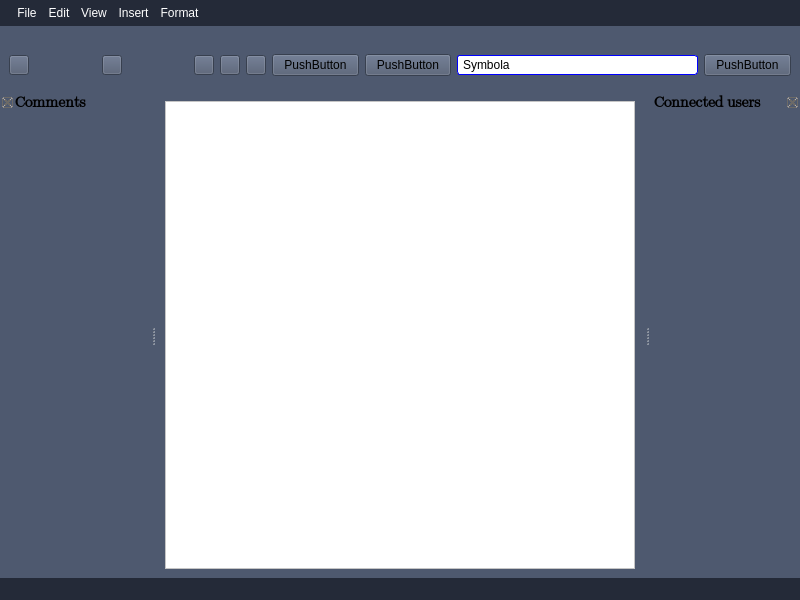
Qt form src/client/gui/ui/texteditor.ui (aleoli/Shared-Editor) before a commit.
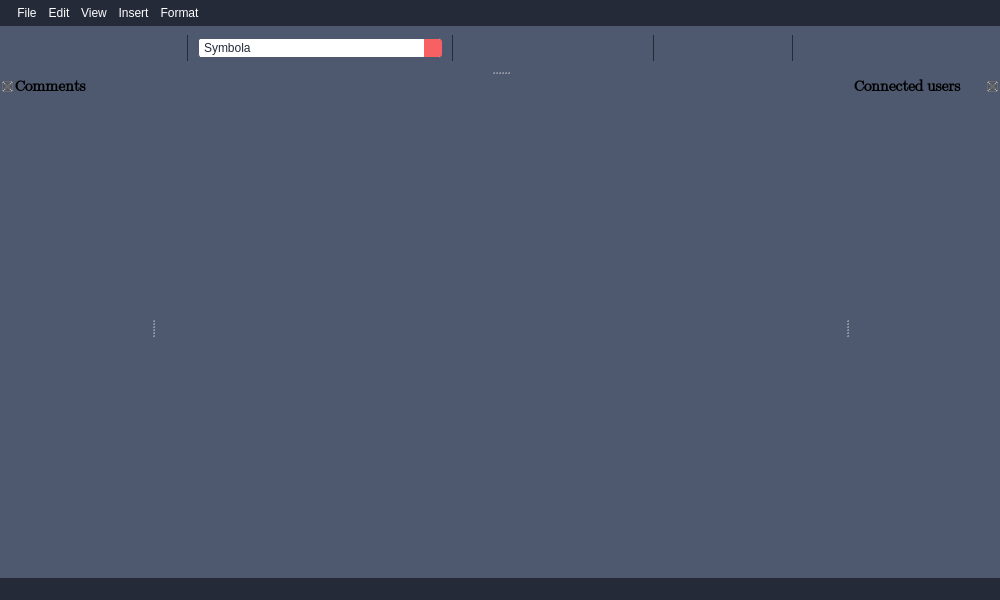
The same form after that commit. Icons and pictures are not drawn.

```diff
--- a/src/client/gui/ui/texteditor.ui
+++ b/src/client/gui/ui/texteditor.ui
@@ -6,7 +6,7 @@
    <rect>
     <x>0</x>
     <y>0</y>
-    <width>800</width>
+    <width>1000</width>
     <height>600</height>
    </rect>
   </property>
@@ -17,25 +17,23 @@
    <string notr="true">background-color: #4E596F;</string>
   </property>
   <widget class="QWidget" name="centralwidget">
-   <layout class="QVBoxLayout" name="verticalLayout">
-    <item>
-     <widget class="QTextEdit" name="textEdit_main">
-      <property name="styleSheet">
-       <string notr="true">background-color: white;</string>
-      </property>
-     </widget>
-    </item>
-   </layout>
+   <layout class="QVBoxLayout" name="verticalLayout"/>
   </widget>
   <widget class="QMenuBar" name="menubar">
    <property name="geometry">
     <rect>
      <x>0</x>
      <y>0</y>
-     <width>800</width>
+     <width>1000</width>
      <height>32</height>
     </rect>
    </property>
+   <property name="minimumSize">
+    <size>
+     <width>0</width>
+     <height>0</height>
+    </size>
+   </property>
    <property name="layoutDirection">
     <enum>Qt::LeftToRight</enum>
    </property>
@@ -494,10 +492,19 @@
    </property>
    <property name="minimumSize">
     <size>
-     <width>657</width>
-     <height>60</height>
+     <width>1000</width>
+     <height>44</height>
     </size>
    </property>
+   <property name="maximumSize">
+    <size>
+     <width>524287</width>
+     <height>50</height>
+    </size>
+   </property>
+   <property name="layoutDirection">
+    <enum>Qt::LeftToRight</enum>
+   </property>
    <property name="styleSheet">
     <string notr="true">QDockWidget{
 	border: 5px solid red;
@@ -508,7 +515,7 @@
 }</string>
    </property>
    <property name="features">
-    <set>QDockWidget::NoDockWidgetFeatures</set>
+    <set>QDockWidget::DockWidgetVerticalTitleBar</set>
    </property>
    <property name="allowedAreas">
     <set>Qt::NoDockWidgetArea</set>
@@ -522,15 +529,36 @@
       <widget class="QPushButton" name="btn_undo">
        <property name="maximumSize">
         <size>
-         <width>20</width>
-         <height>20</height>
+         <width>25</width>
+         <height>25</height>
         </size>
        </property>
        <property name="toolTip">
         <string>undo</string>
        </property>
        <property name="styleSheet">
-        <string notr="true">QToolTip{
+        <string notr="true">QPushButton:focus {
+   border: none;
+   outline: none;
+}
+
+QPushButton {
+	background: none;
+    border-width: 0px;
+    border-radius: 3px;
+    border-color: #f76163;
+    padding-right: 2px;
+}
+
+QPushButton:hover {
+background: #242A38;
+}
+
+QPushButton:pressed {
+background: #f76163;
+}
+
+QToolTip{
 	background: none;
 	margin-left: 0px;
 	margin-right: 0px;
@@ -543,6 +571,12 @@
         <iconset resource="resources/res.qrc">
          <normaloff>:/res/text-editor/undo.png</normaloff>:/res/text-editor/undo.png</iconset>
        </property>
+       <property name="iconSize">
+        <size>
+         <width>20</width>
+         <height>20</height>
+        </size>
+       </property>
        <property name="shortcut">
         <string>Ctrl+Z</string>
        </property>
@@ -557,7 +591,7 @@
        </property>
       </widget>
      </item>
-     <item alignment="Qt::AlignLeft">
+     <item>
       <widget class="QPushButton" name="btn_redo">
        <property name="sizePolicy">
         <sizepolicy hsizetype="Minimum" vsizetype="Minimum">
@@ -567,8 +601,8 @@
        </property>
        <property name="maximumSize">
         <size>
-         <width>20</width>
-         <height>20</height>
+         <width>25</width>
+         <height>25</height>
         </size>
        </property>
        <property name="sizeIncrement">
@@ -584,7 +618,28 @@
         <string>redo</string>
        </property>
        <property name="styleSheet">
-        <string notr="true">QToolTip{
+        <string notr="true">QPushButton:focus {
+   border: none;
+   outline: none;
+}
+
+QPushButton {
+	background: none;
+    border-width: 0px;
+    border-radius: 3px;
+    border-color: #f76163;
+    padding-left: 2px;
+}
+
+QPushButton:hover {
+background: #242A38;
+}
+
+QPushButton:pressed {
+background: #f76163;
+}
+
+QToolTip{
 	background: none;
 	margin-left: 0px;
 	margin-right: 0px;
@@ -597,6 +652,12 @@
         <iconset resource="resources/res.qrc">
          <normaloff>:/res/text-editor/redo.png</normaloff>:/res/text-editor/redo.png</iconset>
        </property>
+       <property name="iconSize">
+        <size>
+         <width>20</width>
+         <height>20</height>
+        </size>
+       </property>
        <property name="shortcut">
         <string>Ctrl+Shift+Z</string>
        </property>
@@ -612,15 +673,35 @@
       <widget class="QPushButton" name="btn_cut">
        <property name="maximumSize">
         <size>
-         <width>20</width>
-         <height>20</height>
+         <width>25</width>
+         <height>25</height>
         </size>
        </property>
        <property name="toolTip">
         <string>cut</string>
        </property>
        <property name="styleSheet">
-        <string notr="true">QToolTip{
+        <string notr="true">QPushButton:focus {
+   border: none;
+   outline: none;
+}
+
+QPushButton {
+	background: none;
+    border-width: 0px;
+    border-radius: 3px;
+    border-color: #f76163;
+}
+
+QPushButton:hover {
+background: #242A38;
+}
+
+QPushButton:pressed {
+background: #f76163;
+}
+
+QToolTip{
 	background: none;
 	margin-left: 0px;
 	margin-right: 0px;
@@ -633,21 +714,47 @@
         <iconset resource="resources/res.qrc">
          <normaloff>:/res/text-editor/cut.png</normaloff>:/res/text-editor/cut.png</iconset>
        </property>
+       <property name="iconSize">
+        <size>
+         <width>20</width>
+         <height>20</height>
+        </size>
+       </property>
       </widget>
      </item>
      <item>
       <widget class="QPushButton" name="btn_copy">
        <property name="maximumSize">
         <size>
-         <width>20</width>
-         <height>20</height>
+         <width>25</width>
+         <height>25</height>
         </size>
        </property>
        <property name="toolTip">
         <string>copy</string>
        </property>
        <property name="styleSheet">
-        <string notr="true">QToolTip{
+        <string notr="true">QPushButton:focus {
+   border: none;
+   outline: none;
+}
+
+QPushButton {
+	background: none;
+    border-width: 0px;
+    border-radius: 3px;
+    border-color: #f76163;
+}
+
+QPushButton:hover {
+background: #242A38;
+}
+
+QPushButton:pressed {
+background: #f76163;
+}
+
+QToolTip{
 	background: none;
 	margin-left: 0px;
 	margin-right: 0px;
@@ -660,21 +767,47 @@
         <iconset resource="resources/res.qrc">
          <normaloff>:/res/text-editor/copy.png</normaloff>:/res/text-editor/copy.png</iconset>
        </property>
+       <property name="iconSize">
+        <size>
+         <width>20</width>
+         <height>20</height>
+        </size>
+       </property>
       </widget>
      </item>
      <item>
       <widget class="QPushButton" name="btn_paste">
        <property name="maximumSize">
         <size>
-         <width>20</width>
-         <height>20</height>
+         <width>25</width>
+         <height>25</height>
         </size>
        </property>
        <property name="toolTip">
         <string>paste</string>
        </property>
        <property name="styleSheet">
-        <string notr="true">QToolTip{
+        <string notr="true">QPushButton:focus {
+   border: none;
+   outline: none;
+}
+
+QPushButton {
+	background: none;
+    border-width: 0px;
+    border-radius: 3px;
+    border-color: #f76163;
+}
+
+QPushButton:hover {
+background: #242A38;
+}
+
+QPushButton:pressed {
+background: #f76163;
+}
+
+QToolTip{
 	background: none;
 	margin-left: 0px;
 	margin-right: 0px;
@@ -687,90 +820,241 @@
         <iconset resource="resources/res.qrc">
          <normaloff>:/res/text-editor/paste.png</normaloff>:/res/text-editor/paste.png</iconset>
        </property>
-      </widget>
-     </item>
-     <item>
-      <widget class="QPushButton" name="pushButton_6">
-       <property name="text">
-        <string>PushButton</string>
+       <property name="iconSize">
+        <size>
+         <width>20</width>
+         <height>20</height>
+        </size>
        </property>
       </widget>
      </item>
      <item>
-      <widget class="QPushButton" name="pushButton_4">
+      <widget class="QLabel" name="label_separatorL">
+       <property name="maximumSize">
+        <size>
+         <width>20</width>
+         <height>16777215</height>
+        </size>
+       </property>
+       <property name="palette">
+        <palette>
+         <active>
+          <colorrole role="WindowText">
+           <brush brushstyle="SolidPattern">
+            <color alpha="255">
+             <red>36</red>
+             <green>42</green>
+             <blue>56</blue>
+            </color>
+           </brush>
+          </colorrole>
+          <colorrole role="Button">
+           <brush brushstyle="SolidPattern">
+            <color alpha="255">
+             <red>78</red>
+             <green>89</green>
+             <blue>111</blue>
+            </color>
+           </brush>
+          </colorrole>
+          <colorrole role="Base">
+           <brush brushstyle="SolidPattern">
+            <color alpha="255">
+             <red>78</red>
+             <green>89</green>
+             <blue>111</blue>
+            </color>
+           </brush>
+          </colorrole>
+          <colorrole role="Window">
+           <brush brushstyle="SolidPattern">
+            <color alpha="255">
+             <red>78</red>
+             <green>89</green>
+             <blue>111</blue>
+            </color>
+           </brush>
+          </colorrole>
+         </active>
+         <inactive>
+          <colorrole role="WindowText">
+           <brush brushstyle="SolidPattern">
+            <color alpha="255">
+             <red>36</red>
+             <green>42</green>
+             <blue>56</blue>
+            </color>
+           </brush>
+          </colorrole>
+          <colorrole role="Button">
+           <brush brushstyle="SolidPattern">
+            <color alpha="255">
+             <red>78</red>
+             <green>89</green>
+             <blue>111</blue>
+            </color>
+           </brush>
+          </colorrole>
+          <colorrole role="Base">
+           <brush brushstyle="SolidPattern">
+            <color alpha="255">
+             <red>78</red>
+             <green>89</green>
+             <blue>111</blue>
+            </color>
+           </brush>
+          </colorrole>
+          <colorrole role="Window">
+           <brush brushstyle="SolidPattern">
+            <color alpha="255">
+             <red>78</red>
+             <green>89</green>
+             <blue>111</blue>
+            </color>
+           </brush>
+          </colorrole>
+         </inactive>
+         <disabled>
+          <colorrole role="WindowText">
+           <brush brushstyle="SolidPattern">
+            <color alpha="255">
+             <red>120</red>
+             <green>120</green>
+             <blue>120</blue>
+            </color>
+           </brush>
+          </colorrole>
+          <colorrole role="Button">
+           <brush brushstyle="SolidPattern">
+            <color alpha="255">
+             <red>78</red>
+             <green>89</green>
+             <blue>111</blue>
+            </color>
+           </brush>
+          </colorrole>
+          <colorrole role="Base">
+           <brush brushstyle="SolidPattern">
+            <color alpha="255">
+             <red>78</red>
+             <green>89</green>
+             <blue>111</blue>
+            </color>
+           </brush>
+          </colorrole>
+          <colorrole role="Window">
+           <brush brushstyle="SolidPattern">
+            <color alpha="255">
+             <red>78</red>
+             <green>89</green>
+             <blue>111</blue>
+            </color>
+           </brush>
+          </colorrole>
+         </disabled>
+        </palette>
+       </property>
+       <property name="frameShape">
+        <enum>QFrame::VLine</enum>
+       </property>
        <property name="text">
-        <string>PushButton</string>
+        <string/>
+       </property>
+       <property name="textFormat">
+        <enum>Qt::AutoText</enum>
+       </property>
+       <property name="scaledContents">
+        <bool>false</bool>
+       </property>
+       <property name="alignment">
+        <set>Qt::AlignCenter</set>
+       </property>
+       <property name="wordWrap">
+        <bool>false</bool>
        </property>
       </widget>
      </item>
      <item>
       <widget class="QFontComboBox" name="fontComboBox">
        <property name="styleSheet">
-        <string notr="true">QComboBox {
-    border: 1px solid blue;
+        <string notr="true">QFontComboBox {
+    border: 1px solid  #4e596f;
     border-radius: 3px;
     padding: 1px 18px 1px 3px;
     min-width: 6em;
 	max-width: 10em;
-    color: black;
-    background-color: white;
+    color: #242A38;
+	background: #f76163;
     margin: 0 0 0 0;
 }
 
-QComboBox:editable {
+QFontComboBox:editable {
     background: white;
 }
 
-QComboBox:!editable {
-    background: qlineargradient(x1: 0, y1: 0, x2: 0, y2: 1,
+QFontComboBox:!editable {
+	background: #4e596f;
+    /*background: qlineargradient(x1: 0, y1: 0, x2: 0, y2: 1,
                                   stop: 0 rgb(51, 51, 51), stop: 0.4 rgb(39, 39, 39),
-                                  stop: 0.5 rgb(32,32,32), stop: 1.0 rgb(38,38,38));
+                                  stop: 0.5 rgb(32,32,32), stop: 1.0 rgb(38,38,38));*/
 }
 
-QComboBox::drop-down:editable {
+QFontComboBox::drop-down:editable {
+	background: #f76163;
+	margin-right: 0px;
+	padding-left: 10px;
 }
 
-QComboBox:!editable:on {
+QFontComboBox:!editable:on {
+	background: blue;
+	margin-right: 0px;
+	margin-left: 5px;
 }
 
-QComboBox::drop-down:editable:on {
+QFontComboBox::drop-down:editable:on {
+	background: #4e596f;
+	margin-right: 0px;
+	margin-left: 5px;
 }
 
-QComboBox:on { /* shift the text when the popup opens */
+QFontComboBox:on { /* shift the text when the popup opens */
     padding-top: 3px;
     padding-left: 4px;
-    background-color: rgb(80, 80, 80);
+    background-color: #4e596f;
 }
 
-QComboBox::drop-down {
+QFontComboBox::drop-down {
     subcontrol-origin: padding;
     subcontrol-position: center right;
-    width: 15px; 
-    right:3px;
+    width: 8px; 
+    right: 3px;
+	left: 1px;
     border-top-right-radius: 3px; /* same radius as the QComboBox */
     border-bottom-right-radius: 3px;
-    background:none;
+    background:#4e596f;
 }
 
-QComboBox::down-arrow {
-    background: url(:/res/text-editor/dropdown-arrow.png);
+QFontComboBox::down-arrow {    
+	background: url(:/res/text-editor/dropdown-arrow.png);
     height: 15px;
+	width: 22px;
+	padding-right: 3px;
 }
 
 QComboBox::down-arrow:on { /* shift the arrow when popup is open */
-    top: 1px;
+	top: 1px;
     left: 1px;
 }
 
 QListView#comboListView {
-    background: rgb(80, 80, 80);
-    color: rgb(220, 220, 220);
+    background: #4e596f;
+    color: white;
     min-height: 90px;
     margin: 0 0 0 0;
 }
 
 QListView#comboListView::item {
-    background-color: rgb(80, 80, 80);
+	background: #4e596f;
 }
 
 QListView#comboListView::item:hover {
@@ -785,12 +1069,1109 @@
       </widget>
      </item>
      <item>
-      <widget class="QPushButton" name="pushButton_3">
+      <widget class="QLabel" name="label_separatorCL">
+       <property name="maximumSize">
+        <size>
+         <width>20</width>
+         <height>16777215</height>
+        </size>
+       </property>
+       <property name="palette">
+        <palette>
+         <active>
+          <colorrole role="WindowText">
+           <brush brushstyle="SolidPattern">
+            <color alpha="255">
+             <red>36</red>
+             <green>42</green>
+             <blue>56</blue>
+            </color>
+           </brush>
+          </colorrole>
+          <colorrole role="Button">
+           <brush brushstyle="SolidPattern">
+            <color alpha="255">
+             <red>78</red>
+             <green>89</green>
+             <blue>111</blue>
+            </color>
+           </brush>
+          </colorrole>
+          <colorrole role="Base">
+           <brush brushstyle="SolidPattern">
+            <color alpha="255">
+             <red>78</red>
+             <green>89</green>
+             <blue>111</blue>
+            </color>
+           </brush>
+          </colorrole>
+          <colorrole role="Window">
+           <brush brushstyle="SolidPattern">
+            <color alpha="255">
+             <red>78</red>
+             <green>89</green>
+             <blue>111</blue>
+            </color>
+           </brush>
+          </colorrole>
+         </active>
+         <inactive>
+          <colorrole role="WindowText">
+           <brush brushstyle="SolidPattern">
+            <color alpha="255">
+             <red>36</red>
+             <green>42</green>
+             <blue>56</blue>
+            </color>
+           </brush>
+          </colorrole>
+          <colorrole role="Button">
+           <brush brushstyle="SolidPattern">
+            <color alpha="255">
+             <red>78</red>
+             <green>89</green>
+             <blue>111</blue>
+            </color>
+           </brush>
+          </colorrole>
+          <colorrole role="Base">
+           <brush brushstyle="SolidPattern">
+            <color alpha="255">
+             <red>78</red>
+             <green>89</green>
+             <blue>111</blue>
+            </color>
+           </brush>
+          </colorrole>
+          <colorrole role="Window">
+           <brush brushstyle="SolidPattern">
+            <color alpha="255">
+             <red>78</red>
+             <green>89</green>
+             <blue>111</blue>
+            </color>
+           </brush>
+          </colorrole>
+         </inactive>
+         <disabled>
+          <colorrole role="WindowText">
+           <brush brushstyle="SolidPattern">
+            <color alpha="255">
+             <red>120</red>
+             <green>120</green>
+             <blue>120</blue>
+            </color>
+           </brush>
+          </colorrole>
+          <colorrole role="Button">
+           <brush brushstyle="SolidPattern">
+            <color alpha="255">
+             <red>78</red>
+             <green>89</green>
+             <blue>111</blue>
+            </color>
+           </brush>
+          </colorrole>
+          <colorrole role="Base">
+           <brush brushstyle="SolidPattern">
+            <color alpha="255">
+             <red>78</red>
+             <green>89</green>
+             <blue>111</blue>
+            </color>
+           </brush>
+          </colorrole>
+          <colorrole role="Window">
+           <brush brushstyle="SolidPattern">
+            <color alpha="255">
+             <red>78</red>
+             <green>89</green>
+             <blue>111</blue>
+            </color>
+           </brush>
+          </colorrole>
+         </disabled>
+        </palette>
+       </property>
+       <property name="frameShape">
+        <enum>QFrame::VLine</enum>
+       </property>
        <property name="text">
-        <string>PushButton</string>
+        <string/>
        </property>
       </widget>
      </item>
+     <item>
+      <widget class="QPushButton" name="btn_bold">
+       <property name="maximumSize">
+        <size>
+         <width>25</width>
+         <height>25</height>
+        </size>
+       </property>
+       <property name="toolTip">
+        <string>bold</string>
+       </property>
+       <property name="styleSheet">
+        <string notr="true">QPushButton:focus {
+   border: none;
+   outline: none;
+}
+
+QPushButton {
+	background: none;
+    border-width: 0px;
+    border-radius: 3px;
+    border-color: #f76163;
+}
+
+QPushButton:hover {
+background: #242A38;
+}
+
+QPushButton:pressed {
+background: #f76163;
+}
+
+QToolTip{
+	background: none;
+	margin-left: 0px;
+	margin-right: 0px;
+}</string>
+       </property>
+       <property name="text">
+        <string/>
+       </property>
+       <property name="icon">
+        <iconset resource="resources/res.qrc">
+         <normaloff>:/res/text-editor/bold.png</normaloff>:/res/text-editor/bold.png</iconset>
+       </property>
+       <property name="iconSize">
+        <size>
+         <width>20</width>
+         <height>20</height>
+        </size>
+       </property>
+      </widget>
+     </item>
+     <item>
+      <widget class="QPushButton" name="btn_italics">
+       <property name="maximumSize">
+        <size>
+         <width>25</width>
+         <height>25</height>
+        </size>
+       </property>
+       <property name="toolTip">
+        <string>italics</string>
+       </property>
+       <property name="styleSheet">
+        <string notr="true">QPushButton:focus {
+   border: none;
+   outline: none;
+}
+
+QPushButton {
+	background: none;
+    border-width: 0px;
+    border-radius: 3px;
+    border-color: #f76163;
+}
+
+QPushButton:hover {
+background: #242A38;
+}
+
+QPushButton:pressed {
+background: #f76163;
+}
+
+QToolTip{
+	background: none;
+	margin-left: 0px;
+	margin-right: 0px;
+}</string>
+       </property>
+       <property name="text">
+        <string/>
+       </property>
+       <property name="icon">
+        <iconset resource="resources/res.qrc">
+         <normaloff>:/res/text-editor/italics.png</normaloff>:/res/text-editor/italics.png</iconset>
+       </property>
+       <property name="iconSize">
+        <size>
+         <width>20</width>
+         <height>20</height>
+        </size>
+       </property>
+      </widget>
+     </item>
+     <item>
+      <widget class="QPushButton" name="btn_strike">
+       <property name="maximumSize">
+        <size>
+         <width>25</width>
+         <height>25</height>
+        </size>
+       </property>
+       <property name="toolTip">
+        <string>strikethrough</string>
+       </property>
+       <property name="styleSheet">
+        <string notr="true">QPushButton:focus {
+   border: none;
+   outline: none;
+}
+
+QPushButton {
+	background: none;
+    border-width: 0px;
+    border-radius: 3px;
+    border-color: #f76163;
+}
+
+QPushButton:hover {
+background: #242A38;
+}
+
+QPushButton:pressed {
+background: #f76163;
+}
+
+QToolTip{
+	background: none;
+	margin-left: 0px;
+	margin-right: 0px;
+}</string>
+       </property>
+       <property name="text">
+        <string/>
+       </property>
+       <property name="icon">
+        <iconset resource="resources/res.qrc">
+         <normaloff>:/res/text-editor/strike.png</normaloff>:/res/text-editor/strike.png</iconset>
+       </property>
+       <property name="iconSize">
+        <size>
+         <width>20</width>
+         <height>20</height>
+        </size>
+       </property>
+      </widget>
+     </item>
+     <item>
+      <widget class="QPushButton" name="btn_underline">
+       <property name="maximumSize">
+        <size>
+         <width>25</width>
+         <height>25</height>
+        </size>
+       </property>
+       <property name="toolTip">
+        <string>underline</string>
+       </property>
+       <property name="styleSheet">
+        <string notr="true">QPushButton:focus {
+   border: none;
+   outline: none;
+}
+
+QPushButton {
+	background: none;
+    border-width: 0px;
+    border-radius: 3px;
+    border-color: #f76163;
+}
+
+QPushButton:hover {
+background: #242A38;
+}
+
+QPushButton:pressed {
+background: #f76163;
+}
+
+QToolTip{
+	background: none;
+	margin-left: 0px;
+	margin-right: 0px;
+}</string>
+       </property>
+       <property name="text">
+        <string/>
+       </property>
+       <property name="icon">
+        <iconset resource="resources/res.qrc">
+         <normaloff>:/res/text-editor/underline.png</normaloff>:/res/text-editor/underline.png</iconset>
+       </property>
+       <property name="iconSize">
+        <size>
+         <width>20</width>
+         <height>20</height>
+        </size>
+       </property>
+      </widget>
+     </item>
+     <item>
+      <widget class="QPushButton" name="btn_mark">
+       <property name="maximumSize">
+        <size>
+         <width>25</width>
+         <height>25</height>
+        </size>
+       </property>
+       <property name="toolTip">
+        <string>highlight selection</string>
+       </property>
+       <property name="styleSheet">
+        <string notr="true">QPushButton:focus {
+   border: none;
+   outline: none;
+}
+
+QPushButton {
+	background: none;
+    border-width: 0px;
+    border-radius: 3px;
+    border-color: #f76163;
+}
+
+QPushButton:hover {
+background: #242A38;
+}
+
+QPushButton:pressed {
+background: #f76163;
+}
+
+QToolTip{
+	background: none;
+	margin-left: 0px;
+	margin-right: 0px;
+}</string>
+       </property>
+       <property name="text">
+        <string/>
+       </property>
+       <property name="icon">
+        <iconset resource="resources/res.qrc">
+         <normaloff>:/res/text-editor/mark.png</normaloff>:/res/text-editor/mark.png</iconset>
+       </property>
+       <property name="iconSize">
+        <size>
+         <width>20</width>
+         <height>20</height>
+        </size>
+       </property>
+      </widget>
+     </item>
+     <item>
+      <widget class="QPushButton" name="btn_color">
+       <property name="maximumSize">
+        <size>
+         <width>25</width>
+         <height>25</height>
+        </size>
+       </property>
+       <property name="toolTip">
+        <string>change color</string>
+       </property>
+       <property name="styleSheet">
+        <string notr="true">QPushButton:focus {
+   border: none;
+   outline: none;
+}
+
+QPushButton {
+	background: none;
+    border-width: 0px;
+    border-radius: 3px;
+    border-color: #f76163;
+}
+
+QPushButton:hover {
+background: #242A38;
+}
+
+QPushButton:pressed {
+background: #f76163;
+}
+
+QToolTip{
+	background: none;
+	margin-left: 0px;
+	margin-right: 0px;
+}</string>
+       </property>
+       <property name="text">
+        <string/>
+       </property>
+       <property name="icon">
+        <iconset resource="resources/res.qrc">
+         <normaloff>:/res/text-editor/color.png</normaloff>:/res/text-editor/color.png</iconset>
+       </property>
+       <property name="iconSize">
+        <size>
+         <width>20</width>
+         <height>20</height>
+        </size>
+       </property>
+      </widget>
+     </item>
+     <item>
+      <widget class="QLabel" name="label_separatorCR">
+       <property name="maximumSize">
+        <size>
+         <width>20</width>
+         <height>16777215</height>
+        </size>
+       </property>
+       <property name="palette">
+        <palette>
+         <active>
+          <colorrole role="WindowText">
+           <brush brushstyle="SolidPattern">
+            <color alpha="255">
+             <red>36</red>
+             <green>42</green>
+             <blue>56</blue>
+            </color>
+           </brush>
+          </colorrole>
+          <colorrole role="Button">
+           <brush brushstyle="SolidPattern">
+            <color alpha="255">
+             <red>78</red>
+             <green>89</green>
+             <blue>111</blue>
+            </color>
+           </brush>
+          </colorrole>
+          <colorrole role="Base">
+           <brush brushstyle="SolidPattern">
+            <color alpha="255">
+             <red>78</red>
+             <green>89</green>
+             <blue>111</blue>
+            </color>
+           </brush>
+          </colorrole>
+          <colorrole role="Window">
+           <brush brushstyle="SolidPattern">
+            <color alpha="255">
+             <red>78</red>
+             <green>89</green>
+             <blue>111</blue>
+            </color>
+           </brush>
+          </colorrole>
+         </active>
+         <inactive>
+          <colorrole role="WindowText">
+           <brush brushstyle="SolidPattern">
+            <color alpha="255">
+             <red>36</red>
+             <green>42</green>
+             <blue>56</blue>
+            </color>
+           </brush>
+          </colorrole>
+          <colorrole role="Button">
+           <brush brushstyle="SolidPattern">
+            <color alpha="255">
+             <red>78</red>
+             <green>89</green>
+             <blue>111</blue>
+            </color>
+           </brush>
+          </colorrole>
+          <colorrole role="Base">
+           <brush brushstyle="SolidPattern">
+            <color alpha="255">
+             <red>78</red>
+             <green>89</green>
+             <blue>111</blue>
+            </color>
+           </brush>
+          </colorrole>
+          <colorrole role="Window">
+           <brush brushstyle="SolidPattern">
+            <color alpha="255">
+             <red>78</red>
+             <green>89</green>
+             <blue>111</blue>
+            </color>
+           </brush>
+          </colorrole>
+         </inactive>
+         <disabled>
+          <colorrole role="WindowText">
+           <brush brushstyle="SolidPattern">
+            <color alpha="255">
+             <red>120</red>
+             <green>120</green>
+             <blue>120</blue>
+            </color>
+           </brush>
+          </colorrole>
+          <colorrole role="Button">
+           <brush brushstyle="SolidPattern">
+            <color alpha="255">
+             <red>78</red>
+             <green>89</green>
+             <blue>111</blue>
+            </color>
+           </brush>
+          </colorrole>
+          <colorrole role="Base">
+           <brush brushstyle="SolidPattern">
+            <color alpha="255">
+             <red>78</red>
+             <green>89</green>
+             <blue>111</blue>
+            </color>
+           </brush>
+          </colorrole>
+          <colorrole role="Window">
+           <brush brushstyle="SolidPattern">
+            <color alpha="255">
+             <red>78</red>
+             <green>89</green>
+             <blue>111</blue>
+            </color>
+           </brush>
+          </colorrole>
+         </disabled>
+        </palette>
+       </property>
+       <property name="frameShape">
+        <enum>QFrame::VLine</enum>
+       </property>
+       <property name="text">
+        <string/>
+       </property>
+      </widget>
+     </item>
+     <item>
+      <widget class="QPushButton" name="btn_alignL">
+       <property name="maximumSize">
+        <size>
+         <width>25</width>
+         <height>25</height>
+        </size>
+       </property>
+       <property name="toolTip">
+        <string>align left</string>
+       </property>
+       <property name="styleSheet">
+        <string notr="true">QPushButton:focus {
+   border: none;
+   outline: none;
+}
+
+QPushButton {
+	background: none;
+    border-width: 0px;
+    border-radius: 3px;
+    border-color: #f76163;
+}
+
+QPushButton:hover {
+background: #242A38;
+}
+
+QPushButton:pressed {
+background: #f76163;
+}
+
+QToolTip{
+	background: none;
+	margin-left: 0px;
+	margin-right: 0px;
+}</string>
+       </property>
+       <property name="text">
+        <string/>
+       </property>
+       <property name="icon">
+        <iconset resource="resources/res.qrc">
+         <normaloff>:/res/text-editor/align-left.png</normaloff>:/res/text-editor/align-left.png</iconset>
+       </property>
+       <property name="iconSize">
+        <size>
+         <width>20</width>
+         <height>20</height>
+        </size>
+       </property>
+      </widget>
+     </item>
+     <item>
+      <widget class="QPushButton" name="btn_alignC">
+       <property name="maximumSize">
+        <size>
+         <width>25</width>
+         <height>25</height>
+        </size>
+       </property>
+       <property name="toolTip">
+        <string>align center</string>
+       </property>
+       <property name="styleSheet">
+        <string notr="true">QPushButton:focus {
+   border: none;
+   outline: none;
+}
+
+QPushButton {
+	background: none;
+    border-width: 0px;
+    border-radius: 3px;
+    border-color: #f76163;
+}
+
+QPushButton:hover {
+background: #242A38;
+}
+
+QPushButton:pressed {
+background: #f76163;
+}
+
+QToolTip{
+	background: none;
+	margin-left: 0px;
+	margin-right: 0px;
+}</string>
+       </property>
+       <property name="text">
+        <string/>
+       </property>
+       <property name="icon">
+        <iconset resource="resources/res.qrc">
+         <normaloff>:/res/text-editor/align-center.png</normaloff>:/res/text-editor/align-center.png</iconset>
+       </property>
+       <property name="iconSize">
+        <size>
+         <width>20</width>
+         <height>20</height>
+        </size>
+       </property>
+      </widget>
+     </item>
+     <item>
+      <widget class="QPushButton" name="btn_alignR">
+       <property name="maximumSize">
+        <size>
+         <width>25</width>
+         <height>25</height>
+        </size>
+       </property>
+       <property name="toolTip">
+        <string>align right</string>
+       </property>
+       <property name="styleSheet">
+        <string notr="true">QPushButton:focus {
+   border: none;
+   outline: none;
+}
+
+QPushButton {
+	background: none;
+    border-width: 0px;
+    border-radius: 3px;
+    border-color: #f76163;
+}
+
+QPushButton:hover {
+background: #242A38;
+}
+
+QPushButton:pressed {
+background: #f76163;
+}
+
+QToolTip{
+	background: none;
+	margin-left: 0px;
+	margin-right: 0px;
+}</string>
+       </property>
+       <property name="text">
+        <string/>
+       </property>
+       <property name="icon">
+        <iconset resource="resources/res.qrc">
+         <normaloff>:/res/text-editor/align-right.png</normaloff>:/res/text-editor/align-right.png</iconset>
+       </property>
+       <property name="iconSize">
+        <size>
+         <width>20</width>
+         <height>20</height>
+        </size>
+       </property>
+      </widget>
+     </item>
+     <item>
+      <widget class="QPushButton" name="btn_justify">
+       <property name="maximumSize">
+        <size>
+         <width>25</width>
+         <height>25</height>
+        </size>
+       </property>
+       <property name="toolTip">
+        <string>justify</string>
+       </property>
+       <property name="styleSheet">
+        <string notr="true">QPushButton:focus {
+   border: none;
+   outline: none;
+}
+
+QPushButton {
+	background: none;
+    border-width: 0px;
+    border-radius: 3px;
+    border-color: #f76163;
+}
+
+QPushButton:hover {
+background: #242A38;
+}
+
+QPushButton:pressed {
+background: #f76163;
+}
+
+QToolTip{
+	background: none;
+	margin-left: 0px;
+	margin-right: 0px;
+}</string>
+       </property>
+       <property name="text">
+        <string/>
+       </property>
+       <property name="icon">
+        <iconset resource="resources/res.qrc">
+         <normaloff>:/res/text-editor/justify.png</normaloff>:/res/text-editor/justify.png</iconset>
+       </property>
+       <property name="iconSize">
+        <size>
+         <width>20</width>
+         <height>20</height>
+        </size>
+       </property>
+      </widget>
+     </item>
+     <item>
+      <widget class="QLabel" name="label_separatorR">
+       <property name="maximumSize">
+        <size>
+         <width>20</width>
+         <height>16777215</height>
+        </size>
+       </property>
+       <property name="palette">
+        <palette>
+         <active>
+          <colorrole role="WindowText">
+           <brush brushstyle="SolidPattern">
+            <color alpha="255">
+             <red>36</red>
+             <green>42</green>
+             <blue>56</blue>
+            </color>
+           </brush>
+          </colorrole>
+          <colorrole role="Button">
+           <brush brushstyle="SolidPattern">
+            <color alpha="255">
+             <red>78</red>
+             <green>89</green>
+             <blue>111</blue>
+            </color>
+           </brush>
+          </colorrole>
+          <colorrole role="Base">
+           <brush brushstyle="SolidPattern">
+            <color alpha="255">
+             <red>78</red>
+             <green>89</green>
+             <blue>111</blue>
+            </color>
+           </brush>
+          </colorrole>
+          <colorrole role="Window">
+           <brush brushstyle="SolidPattern">
+            <color alpha="255">
+             <red>78</red>
+             <green>89</green>
+             <blue>111</blue>
+            </color>
+           </brush>
+          </colorrole>
+         </active>
+         <inactive>
+          <colorrole role="WindowText">
+           <brush brushstyle="SolidPattern">
+            <color alpha="255">
+             <red>36</red>
+             <green>42</green>
+             <blue>56</blue>
+            </color>
+           </brush>
+          </colorrole>
+          <colorrole role="Button">
+           <brush brushstyle="SolidPattern">
+            <color alpha="255">
+             <red>78</red>
+             <green>89</green>
+             <blue>111</blue>
+            </color>
+           </brush>
+          </colorrole>
+          <colorrole role="Base">
+           <brush brushstyle="SolidPattern">
+            <color alpha="255">
+             <red>78</red>
+             <green>89</green>
+             <blue>111</blue>
+            </color>
+           </brush>
+          </colorrole>
+          <colorrole role="Window">
+           <brush brushstyle="SolidPattern">
+            <color alpha="255">
+             <red>78</red>
+             <green>89</green>
+             <blue>111</blue>
+            </color>
+           </brush>
+          </colorrole>
+         </inactive>
+         <disabled>
+          <colorrole role="WindowText">
+           <brush brushstyle="SolidPattern">
+            <color alpha="255">
+             <red>120</red>
+             <green>120</green>
+             <blue>120</blue>
+            </color>
+           </brush>
+          </colorrole>
+          <colorrole role="Button">
+           <brush brushstyle="SolidPattern">
+            <color alpha="255">
+             <red>78</red>
+             <green>89</green>
+             <blue>111</blue>
+            </color>
+           </brush>
+          </colorrole>
+          <colorrole role="Base">
+           <brush brushstyle="SolidPattern">
+            <color alpha="255">
+             <red>78</red>
+             <green>89</green>
+             <blue>111</blue>
+            </color>
+           </brush>
+          </colorrole>
+          <colorrole role="Window">
+           <brush brushstyle="SolidPattern">
+            <color alpha="255">
+             <red>78</red>
+             <green>89</green>
+             <blue>111</blue>
+            </color>
+           </brush>
+          </colorrole>
+         </disabled>
+        </palette>
+       </property>
+       <property name="frameShape">
+        <enum>QFrame::VLine</enum>
+       </property>
+       <property name="text">
+        <string/>
+       </property>
+      </widget>
+     </item>
+     <item>
+      <widget class="QPushButton" name="btn_comment">
+       <property name="maximumSize">
+        <size>
+         <width>25</width>
+         <height>25</height>
+        </size>
+       </property>
+       <property name="toolTip">
+        <string>insert a comment</string>
+       </property>
+       <property name="styleSheet">
+        <string notr="true">QPushButton:focus {
+   border: none;
+   outline: none;
+}
+
+QPushButton {
+	background: none;
+    border-width: 0px;
+    border-radius: 3px;
+    border-color: #f76163;
+}
+
+QPushButton:hover {
+background: #242A38;
+}
+
+QPushButton:pressed {
+background: #f76163;
+}
+
+QToolTip{
+	background: none;
+	margin-left: 0px;
+	margin-right: 0px;
+}</string>
+       </property>
+       <property name="text">
+        <string/>
+       </property>
+       <property name="icon">
+        <iconset resource="resources/res.qrc">
+         <normaloff>:/res/text-editor/comment.png</normaloff>:/res/text-editor/comment.png</iconset>
+       </property>
+       <property name="iconSize">
+        <size>
+         <width>20</width>
+         <height>20</height>
+        </size>
+       </property>
+      </widget>
+     </item>
+     <item>
+      <widget class="QPushButton" name="btn_download">
+       <property name="maximumSize">
+        <size>
+         <width>25</width>
+         <height>25</height>
+        </size>
+       </property>
+       <property name="toolTip">
+        <string>download document</string>
+       </property>
+       <property name="styleSheet">
+        <string notr="true">QPushButton:focus {
+   border: none;
+   outline: none;
+}
+
+QPushButton {
+	background: none;
+    border-width: 0px;
+    border-radius: 3px;
+    border-color: #f76163;
+}
+
+QPushButton:hover {
+background: #242A38;
+}
+
+QPushButton:pressed {
+background: #f76163;
+}
+
+QToolTip{
+	background: none;
+	margin-left: 0px;
+	margin-right: 0px;
+}</string>
+       </property>
+       <property name="text">
+        <string/>
+       </property>
+       <property name="icon">
+        <iconset resource="resources/res.qrc">
+         <normaloff>:/res/text-editor/download.png</normaloff>:/res/text-editor/download.png</iconset>
+       </property>
+       <property name="iconSize">
+        <size>
+         <width>20</width>
+         <height>20</height>
+        </size>
+       </property>
+      </widget>
+     </item>
+     <item>
+      <widget class="QPushButton" name="btn_print">
+       <property name="maximumSize">
+        <size>
+         <width>25</width>
+         <height>25</height>
+        </size>
+       </property>
+       <property name="toolTip">
+        <string>print document</string>
+       </property>
+       <property name="styleSheet">
+        <string notr="true">QPushButton:focus {
+   border: none;
+   outline: none;
+}
+
+QPushButton {
+	background: none;
+    border-width: 0px;
+    border-radius: 3px;
+    border-color: #f76163;
+}
+
+QPushButton:hover {
+background: #242A38;
+}
+
+QPushButton:pressed {
+background: #f76163;
+}
+
+QToolTip{
+	background: none;
+	margin-left: 0px;
+	margin-right: 0px;
+}</string>
+       </property>
+       <property name="text">
+        <string/>
+       </property>
+       <property name="icon">
+        <iconset resource="resources/res.qrc">
+         <normaloff>:/res/text-editor/print.png</normaloff>:/res/text-editor/print.png</iconset>
+       </property>
+       <property name="iconSize">
+        <size>
+         <width>20</width>
+         <height>20</height>
+        </size>
+       </property>
+      </widget>
+     </item>
+     <item>
+      <spacer name="horizontalSpacer">
+       <property name="orientation">
+        <enum>Qt::Horizontal</enum>
+       </property>
+       <property name="sizeHint" stdset="0">
+        <size>
+         <width>40</width>
+         <height>20</height>
+        </size>
+       </property>
+      </spacer>
+     </item>
     </layout>
    </widget>
   </widget>
```
Left out of the diff: 54 changed lines with no effect on the pictures.
